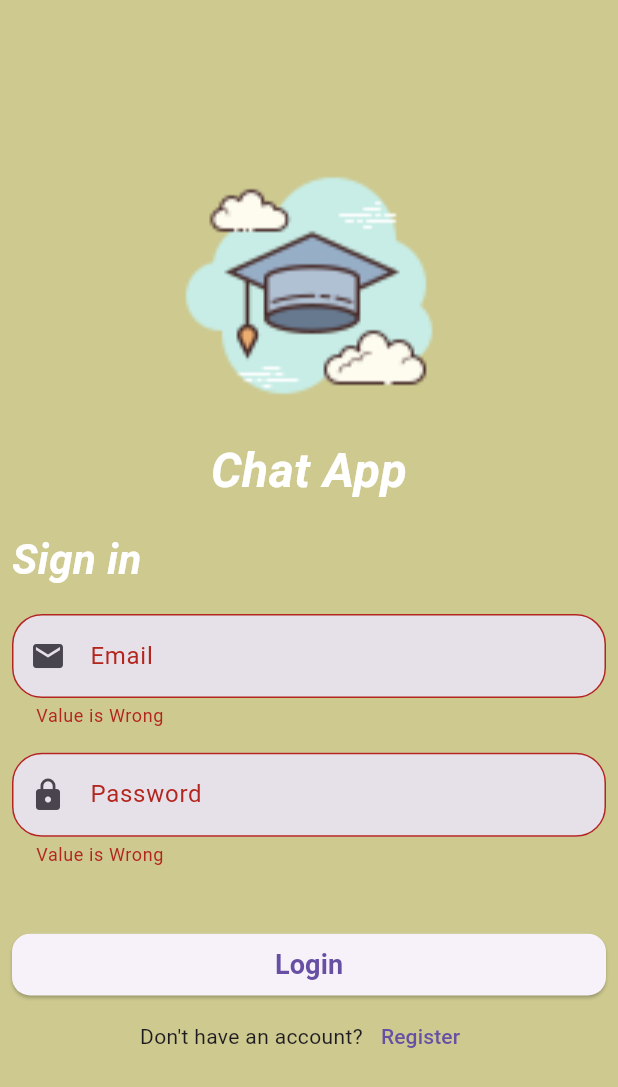
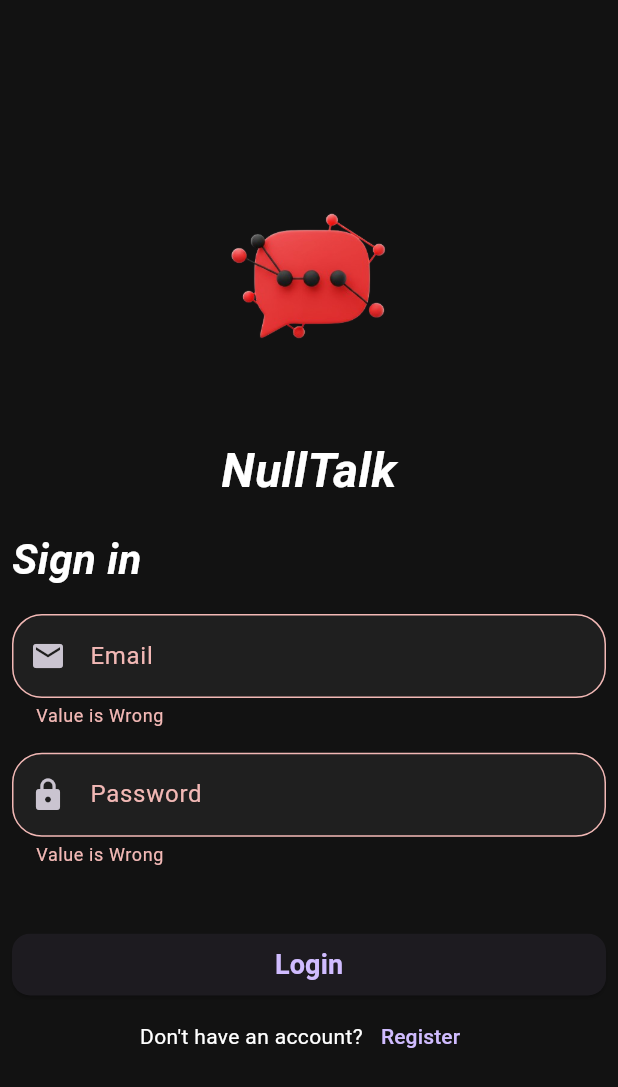
Before and after one commit to mahmodhafez/NullTalk, a Flutter app: the screen it shows after launch, after a tap on "Login", on a phone screen of 412 x 824 dp. Shown: the top 1087 px of the screen. Run offline on Flutter 3.47's test engine with Material 3 defaults, Android fonts, the phone set to English and light mode, and no system bars; drawn by our look-alikes of modal_progress_hud_nsn; our stand-ins replace cloud_firestore, firebase_auth, firebase_core; accounts and stored records are empty.

Commit message:
Add changes

```diff
--- a/lib/constants.dart
+++ b/lib/constants.dart
@@ -1,4 +1,8 @@
 import 'package:flutter/material.dart';
 
-const Color kPrimaryColor = Color(0xFFCDC98F);
-const String kLogo = 'assets/images/scholar.png';
+const Color kPrimaryColor = Color(0xFF121212);
+const String kLogo = 'assets/images/logo.png';
+const String kMessagesCollections = 'messages';
+const String kMessage = 'message';
+const String kCreateAt = 'createAt';
+const String kId = 'id';
--- /dev/null
+++ b/lib/helper/theme.dart
@@ -0,0 +1,33 @@
+import 'package:flutter/material.dart';
+
+class NullTalkTheme {
+  static ThemeData get darkTheme {
+    return ThemeData.dark().copyWith(
+      scaffoldBackgroundColor: Color(0xFF121212),
+      primaryColor: Color(0xFFFF0000),
+      appBarTheme: AppBarTheme(
+        backgroundColor: Color(0xFF1F1F1F),
+        foregroundColor: Colors.white,
+        elevation: 0,
+      ),
+      inputDecorationTheme: InputDecorationTheme(
+        filled: true,
+        fillColor: Color(0xFF1F1F1F),
+        border: OutlineInputBorder(
+          borderRadius: BorderRadius.circular(12),
+          borderSide: BorderSide.none,
+        ),
+        hintStyle: TextStyle(color: Colors.white54),
+      ),
+      textTheme: ThemeData.dark().textTheme.apply(
+        bodyColor: Colors.white,
+        displayColor: Colors.white,
+      ),
+      iconTheme: IconThemeData(color: Colors.redAccent),
+      floatingActionButtonTheme: FloatingActionButtonThemeData(
+        backgroundColor: Color(0xFFFF0000),
+        foregroundColor: Colors.white,
+      ),
+    );
+  }
+}
--- a/lib/main.dart
+++ b/lib/main.dart
@@ -1,10 +1,12 @@
 import 'package:chat_app/pages/chat_view.dart';
 import 'package:chat_app/pages/login_view.dart';
 import 'package:chat_app/pages/register_view.dart';
+import 'package:chat_app/pages/splash_view.dart';
 import 'package:firebase_core/firebase_core.dart';
 import 'package:flutter/material.dart';
 
 import 'firebase_options.dart';
+import 'helper/theme.dart';
 
 void main() async {
   WidgetsFlutterBinding.ensureInitialized();
@@ -18,13 +20,16 @@ class MyApp extends StatelessWidget {
   @override
   Widget build(BuildContext context) {
     return MaterialApp(
+      title: 'NullTalk',
+      debugShowCheckedModeBanner: false,
+      theme: NullTalkTheme.darkTheme,
       routes: {
         'LoginView': (context) => LoginView(),
         'RegisterView': (context) => RegisterView(),
         'ChatView': (context) => ChatView(),
+        'SplashScreen': (context) => SplashScreen(),
       },
-      debugShowCheckedModeBanner: false,
-      initialRoute: 'LoginView',
+      initialRoute: 'SplashScreen',
     );
   }
 }
--- a/lib/pages/login_view.dart
+++ b/lib/pages/login_view.dart
@@ -50,7 +50,7 @@ class _LoginViewState extends State<LoginView> {
                   ),
                   Center(
                     child: Text(
-                      'Chat App',
+                      'NullTalk',
                       style: TextStyle(
                         fontSize: 32,
                         color: Colors.white,
@@ -79,8 +79,10 @@ class _LoginViewState extends State<LoginView> {
                   ),
                   SizedBox(height: screenHeight * 0.02),
                   CustomTextField(
+                    isObscure: true,
                     onChange: (data) {
                       password = data;
+
                     },
 
                     icon: Icon(Icons.lock),
@@ -98,7 +100,11 @@ class _LoginViewState extends State<LoginView> {
                         try {
                           await loginUser();
 
-                          Navigator.pushNamed(context, 'ChatView');
+                          Navigator.pushNamed(
+                            context,
+                            'ChatView',
+                            arguments: email,
+                          );
                         } on FirebaseAuthException catch (e) {
                           if (e.code == 'user-not-found') {
                             showSnakeBar(
--- a/lib/pages/register_view.dart
+++ b/lib/pages/register_view.dart
@@ -47,7 +47,7 @@ class _RegisterViewState extends State<RegisterView> {
                   ),
                   Center(
                     child: Text(
-                      'Chat App',
+                      'NullTalk',
                       style: TextStyle(
                         fontSize: 32,
                         color: Colors.white,
--- /dev/null
+++ b/lib/pages/splash_view.dart
@@ -0,0 +1,35 @@
+import 'package:chat_app/constants.dart';
+import 'package:flutter/material.dart';
+import 'login_view.dart';
+
+class SplashScreen extends StatelessWidget {
+  @override
+  Widget build(BuildContext context) {
+    Future.delayed(Duration(seconds: 2), () {
+      Navigator.pushReplacement(
+        context,
+        MaterialPageRoute(builder: (_) => LoginView()),
+      );
+    });
+
+    return Scaffold(
+      body: Center(
+        child: Column(
+          mainAxisAlignment: MainAxisAlignment.center,
+          children: [
+            Image.asset(kLogo, width: 150),
+            SizedBox(height: 20),
+            Text(
+              'NullTalk',
+              style: TextStyle(
+                color: Colors.redAccent,
+                fontSize: 32,
+                fontWeight: FontWeight.bold,
+              ),
+            ),
+          ],
+        ),
+      ),
+    );
+  }
+}
--- a/lib/widgets/custom_text_field.dart
+++ b/lib/widgets/custom_text_field.dart
@@ -1,28 +1,35 @@
 import 'package:flutter/material.dart';
 
 class CustomTextField extends StatelessWidget {
-  const CustomTextField({super.key, required this.title, required this.icon, required this.onChange});
+  const CustomTextField({
+    super.key,
+    required this.title,
+    required this.icon,
+    required this.onChange,
+    this.isObscure,
+  });
 
   final String title;
   final Icon icon;
   final Function(String) onChange;
+  final bool? isObscure;
+
   @override
   Widget build(BuildContext context) {
     return TextFormField(
       validator: (value) {
-        if(value!.isEmpty == true){
+        if (value!.isEmpty == true) {
           return 'Value is Wrong';
         }
       },
       onChanged: onChange,
+      obscureText: isObscure ?? false,
       decoration: InputDecoration(
         prefixIcon: icon,
         label: Text(title),
         filled: true,
         border: OutlineInputBorder(
-          borderRadius: BorderRadius.all(
-            Radius.circular(20),
-          ),
+          borderRadius: BorderRadius.all(Radius.circular(20)),
         ),
       ),
     );
```
Also changed, not shown: lib/models/message_model.dart (added, +12 -0 lines), lib/pages/chat_view.dart (+55 -9 lines), lib/widgets/chat_bubble.dart (+41 -5 lines), pubspec.yaml (+1 -6 lines), assets/fonts/Pacifico-Regular.ttf (deleted), assets/images/logo.png (added), assets/images/scholar.png (deleted), 3 other files.
